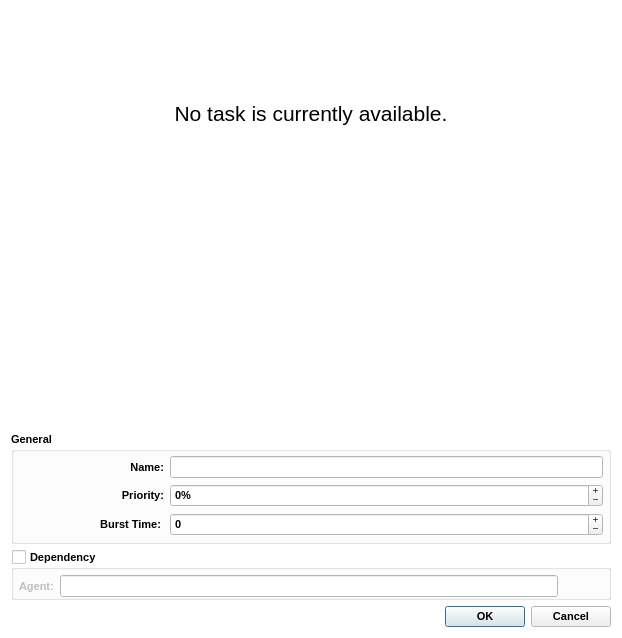
The window that ui/dialogs/taskedit.ui (amirmohsen1384/legendary-os) describes before a commit, drawn with Qt 5.
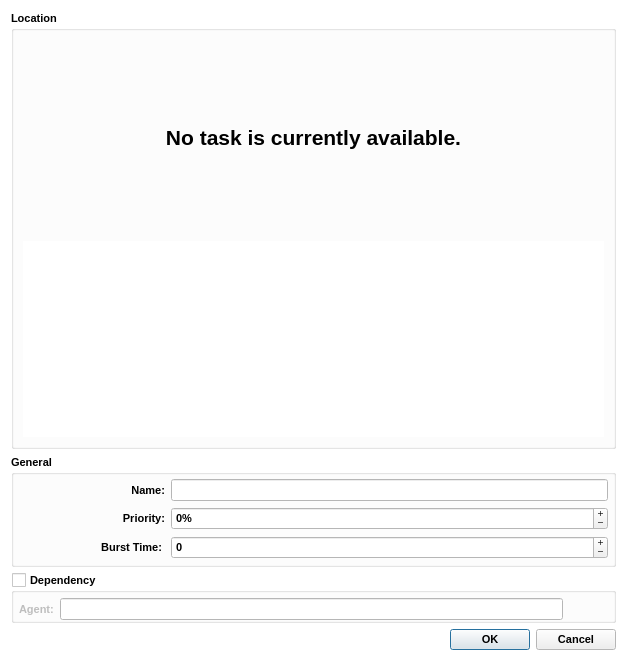
The same window after the commit.

Commit message: Completed the task editor

What changed in the file:
```diff
--- a/ui/dialogs/taskedit.ui
+++ b/ui/dialogs/taskedit.ui
@@ -6,8 +6,8 @@
    <rect>
     <x>0</x>
     <y>0</y>
-    <width>622</width>
-    <height>638</height>
+    <width>627</width>
+    <height>661</height>
    </rect>
   </property>
   <property name="palette">
@@ -67,8 +67,70 @@
   <property name="autoFillBackground">
    <bool>true</bool>
   </property>
-  <layout class="QGridLayout" name="mainLayout">
-   <item row="2" column="0" colspan="2">
+  <layout class="QVBoxLayout" name="verticalLayout">
+   <item>
+    <widget class="QGroupBox" name="groupBox">
+     <property name="font">
+      <font>
+       <pointsize>8</pointsize>
+       <bold>true</bold>
+      </font>
+     </property>
+     <property name="title">
+      <string>Location</string>
+     </property>
+     <layout class="QVBoxLayout" name="taskLayout">
+      <item>
+       <widget class="QLabel" name="emptyLabel">
+        <property name="sizePolicy">
+         <sizepolicy hsizetype="MinimumExpanding" vsizetype="MinimumExpanding">
+          <horstretch>0</horstretch>
+          <verstretch>0</verstretch>
+         </sizepolicy>
+        </property>
+        <property name="font">
+         <font>
+          <pointsize>16</pointsize>
+          <fontweight>Light</fontweight>
+         </font>
+        </property>
+        <property name="text">
+         <string>No task is currently available.</string>
+        </property>
+        <property name="alignment">
+         <set>Qt::AlignmentFlag::AlignCenter</set>
+        </property>
+       </widget>
+      </item>
+      <item>
+       <widget class="QTreeView" name="locationView">
+        <property name="sizePolicy">
+         <sizepolicy hsizetype="MinimumExpanding" vsizetype="Expanding">
+          <horstretch>0</horstretch>
+          <verstretch>0</verstretch>
+         </sizepolicy>
+        </property>
+        <property name="font">
+         <font>
+          <pointsize>8</pointsize>
+          <bold>true</bold>
+         </font>
+        </property>
+        <property name="frameShape">
+         <enum>QFrame::Shape::NoFrame</enum>
+        </property>
+        <property name="frameShadow">
+         <enum>QFrame::Shadow::Plain</enum>
+        </property>
+        <property name="animated">
+         <bool>true</bool>
+        </property>
+       </widget>
+      </item>
+     </layout>
+    </widget>
+   </item>
+   <item>
     <widget class="QGroupBox" name="generalGroup">
      <property name="font">
       <font>
@@ -236,7 +298,7 @@
      </layout>
     </widget>
    </item>
-   <item row="3" column="0" colspan="2">
+   <item>
     <widget class="QGroupBox" name="agentGroup">
      <property name="font">
       <font>
@@ -320,7 +382,7 @@
      </layout>
     </widget>
    </item>
-   <item row="6" column="1">
+   <item>
     <widget class="QDialogButtonBox" name="controlButton">
      <property name="font">
       <font>
@@ -336,53 +398,6 @@
      </property>
     </widget>
    </item>
-   <item row="1" column="0" colspan="2">
-    <widget class="QTreeView" name="locationView">
-     <property name="sizePolicy">
-      <sizepolicy hsizetype="MinimumExpanding" vsizetype="Expanding">
-       <horstretch>0</horstretch>
-       <verstretch>0</verstretch>
-      </sizepolicy>
-     </property>
-     <property name="font">
-      <font>
-       <pointsize>8</pointsize>
-       <bold>true</bold>
-      </font>
-     </property>
-     <property name="frameShape">
-      <enum>QFrame::Shape::NoFrame</enum>
-     </property>
-     <property name="frameShadow">
-      <enum>QFrame::Shadow::Plain</enum>
-     </property>
-     <property name="animated">
-      <bool>true</bool>
-     </property>
-    </widget>
-   </item>
-   <item row="0" column="0" colspan="2">
-    <widget class="QLabel" name="emptyLabel">
-     <property name="sizePolicy">
-      <sizepolicy hsizetype="MinimumExpanding" vsizetype="MinimumExpanding">
-       <horstretch>0</horstretch>
-       <verstretch>0</verstretch>
-      </sizepolicy>
-     </property>
-     <property name="font">
-      <font>
-       <pointsize>16</pointsize>
-       <fontweight>Light</fontweight>
-      </font>
-     </property>
-     <property name="text">
-      <string>No task is currently available.</string>
-     </property>
-     <property name="alignment">
-      <set>Qt::AlignmentFlag::AlignCenter</set>
-     </property>
-    </widget>
-   </item>
   </layout>
  </widget>
  <resources/>
```
Left out of the diff: 29 changed lines with no effect on the pictures. The commit also changes 2 other files.
